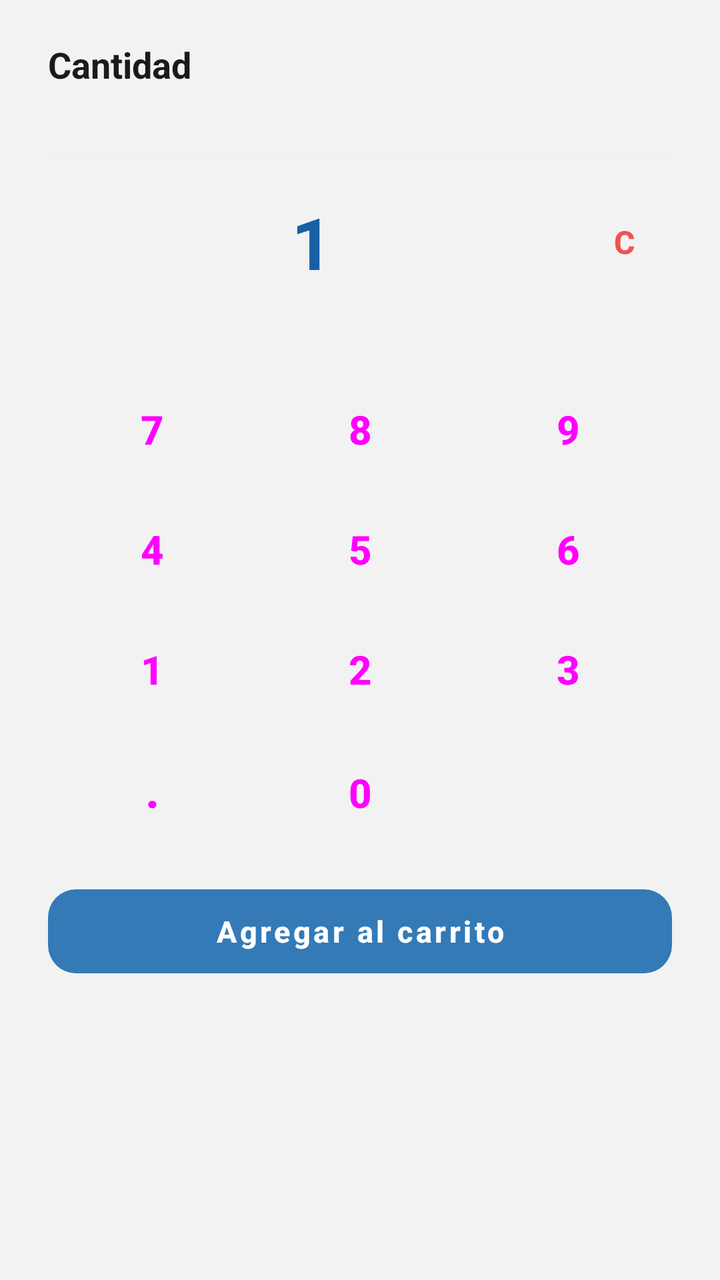
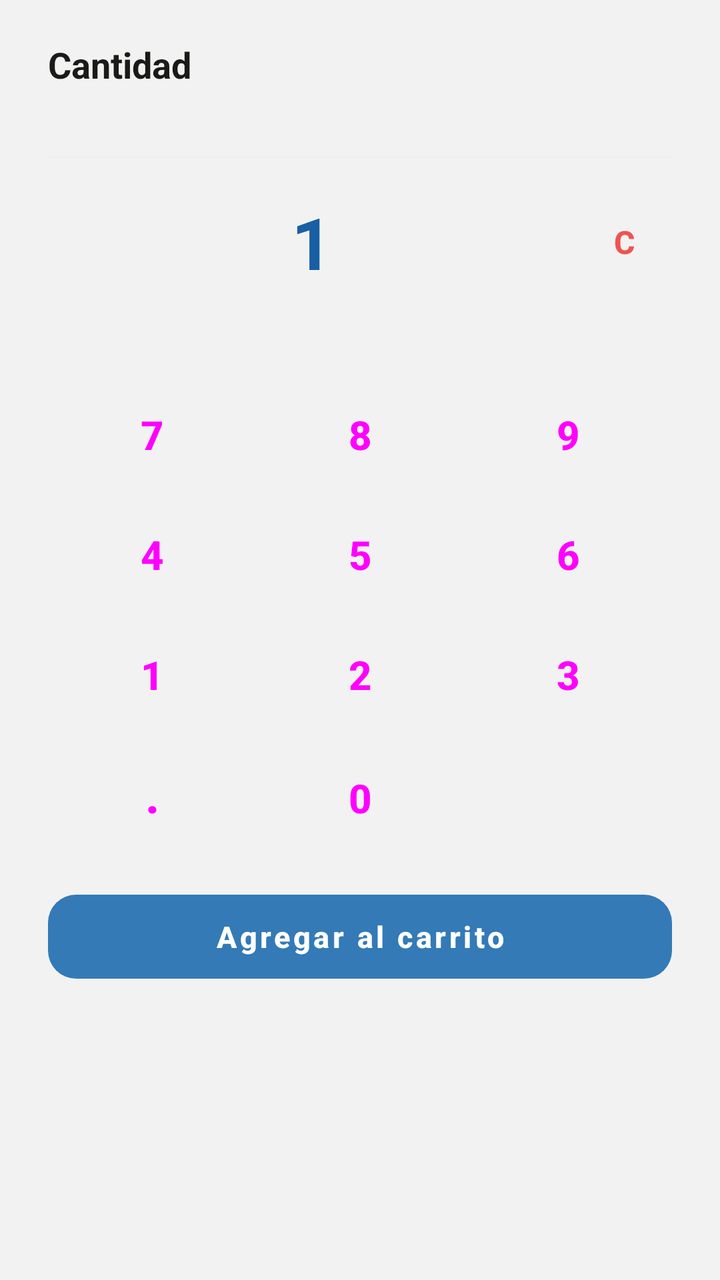

Two renders of the same Android screen: before a commit and after it. Below are the layout's source before the change and the commit's diff.
<!-- AndroidManifest.xml: application theme Theme.GMV -->
<!-- res/layout/dialog_calculator_quantity.xml -->
<?xml version="1.0" encoding="utf-8"?>
<LinearLayout xmlns:android="http://schemas.android.com/apk/res/android"
    xmlns:app="http://schemas.android.com/apk/res-auto"
    android:layout_width="match_parent"
    android:layout_height="wrap_content"
    android:orientation="vertical"
    android:paddingHorizontal="24dp"
    android:paddingTop="20dp"
    android:paddingBottom="32dp">

    <TextView
        android:layout_width="wrap_content"
        android:layout_height="wrap_content"
        android:text="Cantidad"
        android:textColor="#1A1A18"
        android:textSize="18sp"
        android:textStyle="bold" />

    <TextView
        android:id="@+id/tv_product_name_calc"
        android:layout_width="match_parent"
        android:layout_height="wrap_content"
        android:layout_marginTop="4dp"
        android:ellipsize="end"
        android:maxLines="1"
        android:text=""
        android:textColor="#9A9890"
        android:textSize="13sp" />

    <View
        android:layout_width="match_parent"
        android:layout_height="1dp"
        android:layout_marginVertical="12dp"
        android:background="#F0F0F0" />

    <LinearLayout
        android:layout_width="match_parent"
        android:layout_height="wrap_content"
        android:gravity="center_vertical"
        android:orientation="horizontal">

        <TextView
            android:id="@+id/tv_display"
            android:layout_width="0dp"
            android:layout_height="60dp"
            android:layout_weight="1"
            android:gravity="center"
            android:text="1"
            android:textColor="#185FA5"
            android:textSize="36sp"
            android:textStyle="bold" />

        <com.google.android.material.button.MaterialButton
            android:id="@+id/btn_clear"
            style="@style/Widget.Material3.Button.TextButton"
            android:layout_width="48dp"
            android:layout_height="48dp"
            android:insetLeft="0dp"
            android:insetTop="0dp"
            android:insetRight="0dp"
            android:insetBottom="0dp"
            android:text="C"
            android:textColor="#EF5350"
            android:textSize="16sp"
            android:textStyle="bold" />

    </LinearLayout>

    <LinearLayout
        android:layout_width="match_parent"
        android:layout_height="wrap_content"
        android:gravity="center_vertical"
        android:orientation="horizontal">

        <TextView
            android:id="@+id/tv_stock_calc"
            android:layout_width="0dp"
            android:layout_height="wrap_content"
            android:layout_weight="1"
            android:text=""
            android:textColor="#639922"
            android:textSize="14sp"
            android:textStyle="bold" />

        <TextView
            android:id="@+id/tv_price_calc"
            android:layout_width="wrap_content"
            android:layout_height="wrap_content"
            android:text=""
            android:textColor="#185FA5"
            android:textSize="16sp"
            android:textStyle="bold" />

    </LinearLayout>

    
    <LinearLayout
        android:layout_width="match_parent"
        android:layout_height="wrap_content"
        android:layout_marginTop="12dp"
        android:orientation="horizontal"
        android:weightSum="3">

        <Button
            android:id="@+id/btn_7"
            style="@style/Widget.Material3.Button.TonalButton"
            android:layout_width="0dp"
            android:layout_height="54dp"
            android:layout_weight="1"
            android:layout_margin="3dp"
            android:insetLeft="0dp"
            android:insetTop="0dp"
            android:insetRight="0dp"
            android:insetBottom="0dp"
            android:text="7"
            android:textSize="20sp"
            android:textStyle="bold" />

        <Button
            android:id="@+id/btn_8"
            style="@style/Widget.Material3.Button.TonalButton"
            android:layout_width="0dp"
            android:layout_height="54dp"
            android:layout_weight="1"
            android:layout_margin="3dp"
            android:insetLeft="0dp"
            android:insetTop="0dp"
            android:insetRight="0dp"
            android:insetBottom="0dp"
            android:text="8"
            android:textSize="20sp"
            android:textStyle="bold" />

        <Button
            android:id="@+id/btn_9"
            style="@style/Widget.Material3.Button.TonalButton"
            android:layout_width="0dp"
            android:layout_height="54dp"
            android:layout_weight="1"
            android:layout_margin="3dp"
            android:insetLeft="0dp"
            android:insetTop="0dp"
            android:insetRight="0dp"
            android:insetBottom="0dp"
            android:text="9"
            android:textSize="20sp"
            android:textStyle="bold" />

    </LinearLayout>

    
    <LinearLayout
        android:layout_width="match_parent"
        android:layout_height="wrap_content"
        android:orientation="horizontal"
        android:weightSum="3">

        <Button
            android:id="@+id/btn_4"
            style="@style/Widget.Material3.Button.TonalButton"
            android:layout_width="0dp"
            android:layout_height="54dp"
            android:layout_weight="1"
            android:layout_margin="3dp"
            android:insetLeft="0dp"
            android:insetTop="0dp"
            android:insetRight="0dp"
            android:insetBottom="0dp"
            android:text="4"
            android:textSize="20sp"
            android:textStyle="bold" />

        <Button
            android:id="@+id/btn_5"
            style="@style/Widget.Material3.Button.TonalButton"
            android:layout_width="0dp"
            android:layout_height="54dp"
            android:layout_weight="1"
            android:layout_margin="3dp"
            android:insetLeft="0dp"
            android:insetTop="0dp"
            android:insetRight="0dp"
            android:insetBottom="0dp"
            android:text="5"
            android:textSize="20sp"
            android:textStyle="bold" />

        <Button
            android:id="@+id/btn_6"
            style="@style/Widget.Material3.Button.TonalButton"
            android:layout_width="0dp"
            android:layout_height="54dp"
            android:layout_weight="1"
            android:layout_margin="3dp"
            android:insetLeft="0dp"
            android:insetTop="0dp"
            android:insetRight="0dp"
            android:insetBottom="0dp"
            android:text="6"
            android:textSize="20sp"
            android:textStyle="bold" />

    </LinearLayout>

    
    <LinearLayout
        android:layout_width="match_parent"
        android:layout_height="wrap_content"
        android:orientation="horizontal"
        android:weightSum="3">

        <Button
            android:id="@+id/btn_1"
            style="@style/Widget.Material3.Button.TonalButton"
            android:layout_width="0dp"
            android:layout_height="54dp"
            android:layout_weight="1"
            android:layout_margin="3dp"
            android:insetLeft="0dp"
            android:insetTop="0dp"
            android:insetRight="0dp"
            android:insetBottom="0dp"
            android:text="1"
            android:textSize="20sp"
            android:textStyle="bold" />

        <Button
            android:id="@+id/btn_2"
            style="@style/Widget.Material3.Button.TonalButton"
            android:layout_width="0dp"
            android:layout_height="54dp"
            android:layout_weight="1"
            android:layout_margin="3dp"
            android:insetLeft="0dp"
            android:insetTop="0dp"
            android:insetRight="0dp"
            android:insetBottom="0dp"
            android:text="2"
            android:textSize="20sp"
            android:textStyle="bold" />

        <Button
            android:id="@+id/btn_3"
            style="@style/Widget.Material3.Button.TonalButton"
            android:layout_width="0dp"
            android:layout_height="54dp"
            android:layout_weight="1"
            android:layout_margin="3dp"
            android:insetLeft="0dp"
            android:insetTop="0dp"
            android:insetRight="0dp"
            android:insetBottom="0dp"
            android:text="3"
            android:textSize="20sp"
            android:textStyle="bold" />

    </LinearLayout>

    
    <LinearLayout
        android:layout_width="match_parent"
        android:layout_height="wrap_content"
        android:orientation="horizontal"
        android:weightSum="3">

        <Button
            android:id="@+id/btn_dot"
            style="@style/Widget.Material3.Button.TonalButton"
            android:layout_width="0dp"
            android:layout_height="54dp"
            android:layout_weight="1"
            android:layout_margin="3dp"
            android:insetLeft="0dp"
            android:insetTop="0dp"
            android:insetRight="0dp"
            android:insetBottom="0dp"
            android:text="."
            android:textSize="24sp"
            android:textStyle="bold" />

        <Button
            android:id="@+id/btn_0"
            style="@style/Widget.Material3.Button.TonalButton"
            android:layout_width="0dp"
            android:layout_height="54dp"
            android:layout_weight="1"
            android:layout_margin="3dp"
            android:insetLeft="0dp"
            android:insetTop="0dp"
            android:insetRight="0dp"
            android:insetBottom="0dp"
            android:text="0"
            android:textSize="20sp"
            android:textStyle="bold" />

        <Button
            android:id="@+id/btn_delete"
            style="@style/Widget.Material3.Button.TonalButton"
            android:layout_width="0dp"
            android:layout_height="54dp"
            android:layout_weight="1"
            android:layout_margin="3dp"
            android:insetLeft="0dp"
            android:insetTop="0dp"
            android:insetRight="0dp"
            android:insetBottom="0dp"
            android:padding="12dp"
            app:icon="@drawable/ic_backspace"
            app:iconGravity="textStart"
            app:iconPadding="0dp"
            app:iconSize="20dp"
            app:iconTint="#555450" />

    </LinearLayout>

    <com.google.android.material.button.MaterialButton
        android:id="@+id/btn_confirm"
        android:layout_width="match_parent"
        android:layout_height="50dp"
        android:layout_marginTop="16dp"
        android:text="Agregar al carrito"
        android:textAllCaps="false"
        android:textSize="15sp"
        android:textStyle="bold"
        app:cornerRadius="14dp" />

</LinearLayout>
<!-- resources referenced by this layout -->
<resources>
  <style name="Theme.GMV" parent="Base.Theme.GMV" />
  <color name="primary">#337AB7</color>
  <color name="on_primary">#FFFFFF</color>
  <color name="primary_container">#D6E4F0</color>
  <color name="on_primary_container">#1A3A5C</color>
  <color name="secondary">#3A539B</color>
  <color name="on_secondary">#FFFFFF</color>
  <color name="secondary_container">#D6DCE8</color>
  <color name="on_secondary_container">#1C2A5C</color>
  <color name="tertiary">#7E57C2</color>
  <color name="on_tertiary">#FFFFFF</color>
  <color name="tertiary_container">#EDE7F6</color>
  <color name="on_tertiary_container">#311B92</color>
  <color name="error">#EF5350</color>
  <color name="on_error">#FFFFFF</color>
  <color name="error_container">#FFEBEE</color>
  <color name="on_error_container">#B71C1C</color>
  <color name="background">#F2F2F2</color>
  <color name="on_background">#000000</color>
  <color name="surface">#E7E7E7</color>
  <color name="on_surface">#000000</color>
  <color name="surface_variant">#D4D4D4</color>
  <color name="on_surface_variant">#535353</color>
  <color name="outline">#B0BEC5</color>
  <color name="outline_variant">#CFD8DC</color>
  <style name="TextAppearance.M3.DisplayLarge">
          <item name="android:textSize">57sp</item>
          <item name="android:letterSpacing">-0.25</item>
          <item name="android:lineHeight">64sp</item>
          <item name="android:fontFamily">sans-serif</item>
      </style>
  <style name="TextAppearance.M3.DisplayMedium">
          <item name="android:textSize">45sp</item>
          <item name="android:letterSpacing">0</item>
          <item name="android:lineHeight">52sp</item>
          <item name="android:fontFamily">sans-serif</item>
      </style>
  <style name="TextAppearance.M3.DisplaySmall">
          <item name="android:textSize">36sp</item>
          <item name="android:letterSpacing">0</item>
          <item name="android:lineHeight">44sp</item>
          <item name="android:fontFamily">sans-serif</item>
      </style>
  <style name="TextAppearance.M3.HeadlineLarge">
          <item name="android:textSize">32sp</item>
          <item name="android:letterSpacing">0</item>
          <item name="android:lineHeight">40sp</item>
          <item name="android:fontFamily">sans-serif</item>
      </style>
  <style name="TextAppearance.M3.HeadlineMedium">
          <item name="android:textSize">28sp</item>
          <item name="android:letterSpacing">0</item>
          <item name="android:lineHeight">36sp</item>
          <item name="android:fontFamily">sans-serif</item>
      </style>
  <style name="TextAppearance.M3.HeadlineSmall">
          <item name="android:textSize">24sp</item>
          <item name="android:letterSpacing">0</item>
          <item name="android:lineHeight">32sp</item>
          <item name="android:fontFamily">sans-serif</item>
      </style>
  <style name="TextAppearance.M3.TitleLarge">
          <item name="android:textSize">22sp</item>
          <item name="android:letterSpacing">0</item>
          <item name="android:lineHeight">28sp</item>
          <item name="android:fontFamily">sans-serif</item>
      </style>
  <style name="TextAppearance.M3.BodyLarge">
          <item name="android:textSize">16sp</item>
          <item name="android:letterSpacing">0.5</item>
          <item name="android:lineHeight">24sp</item>
          <item name="android:fontFamily">sans-serif</item>
      </style>
  <style name="TextAppearance.M3.BodyMedium">
          <item name="android:textSize">14sp</item>
          <item name="android:letterSpacing">0.25</item>
          <item name="android:lineHeight">20sp</item>
          <item name="android:fontFamily">sans-serif</item>
      </style>
  <style name="TextAppearance.M3.BodySmall">
          <item name="android:textSize">12sp</item>
          <item name="android:letterSpacing">0.4</item>
          <item name="android:lineHeight">16sp</item>
          <item name="android:fontFamily">sans-serif</item>
      </style>
  <color name="colorUmkPrimaryDark">#003044</color>
  <!-- unchanged entries left out for length: 7 -->
</resources>

<!-- the commit's change to res/layout/dialog_calculator_quantity.xml (unified diff, before → after) -->
@@ -82,14 +82,31 @@
             android:textSize="14sp"
             android:textStyle="bold" />
 
-        <TextView
-            android:id="@+id/tv_price_calc"
+        <LinearLayout
             android:layout_width="wrap_content"
             android:layout_height="wrap_content"
-            android:text=""
-            android:textColor="#185FA5"
-            android:textSize="16sp"
-            android:textStyle="bold" />
+            android:gravity="end"
+            android:orientation="vertical">
+
+            <TextView
+                android:id="@+id/tv_price_calc"
+                android:layout_width="wrap_content"
+                android:layout_height="wrap_content"
+                android:text=""
+                android:textColor="#185FA5"
+                android:textSize="18sp"
+                android:textStyle="bold" />
+
+            <TextView
+                android:id="@+id/tv_bonus_calc"
+                android:layout_width="wrap_content"
+                android:layout_height="wrap_content"
+                android:text=""
+                android:textColor="#639922"
+                android:textSize="11sp"
+                android:visibility="gone" />
+
+        </LinearLayout>
 
     </LinearLayout>
 
